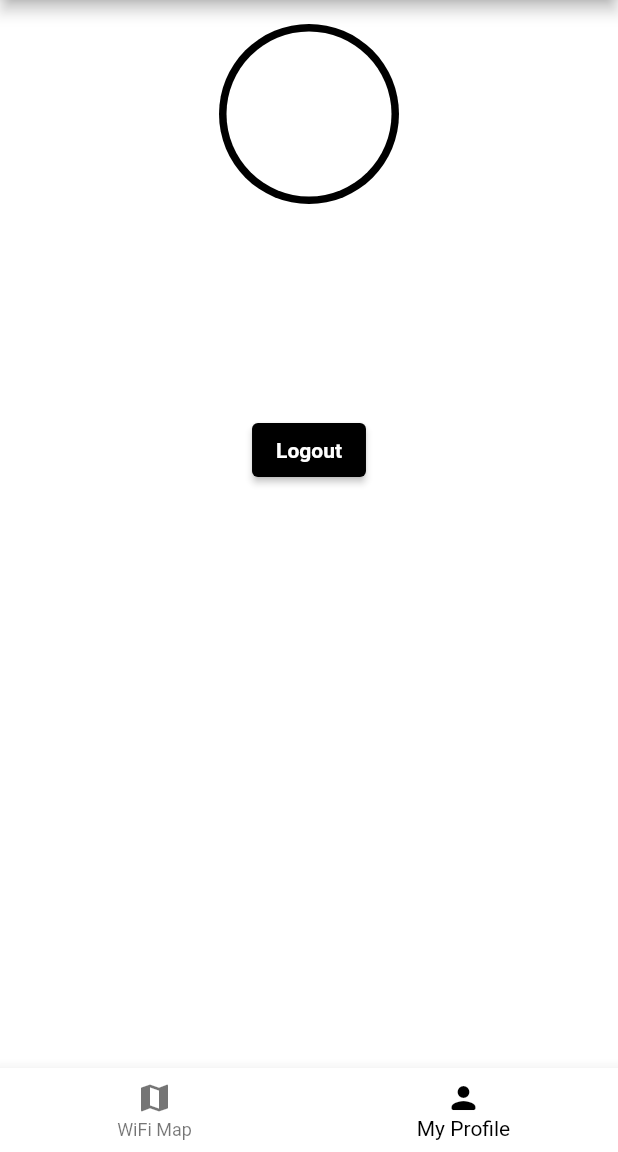
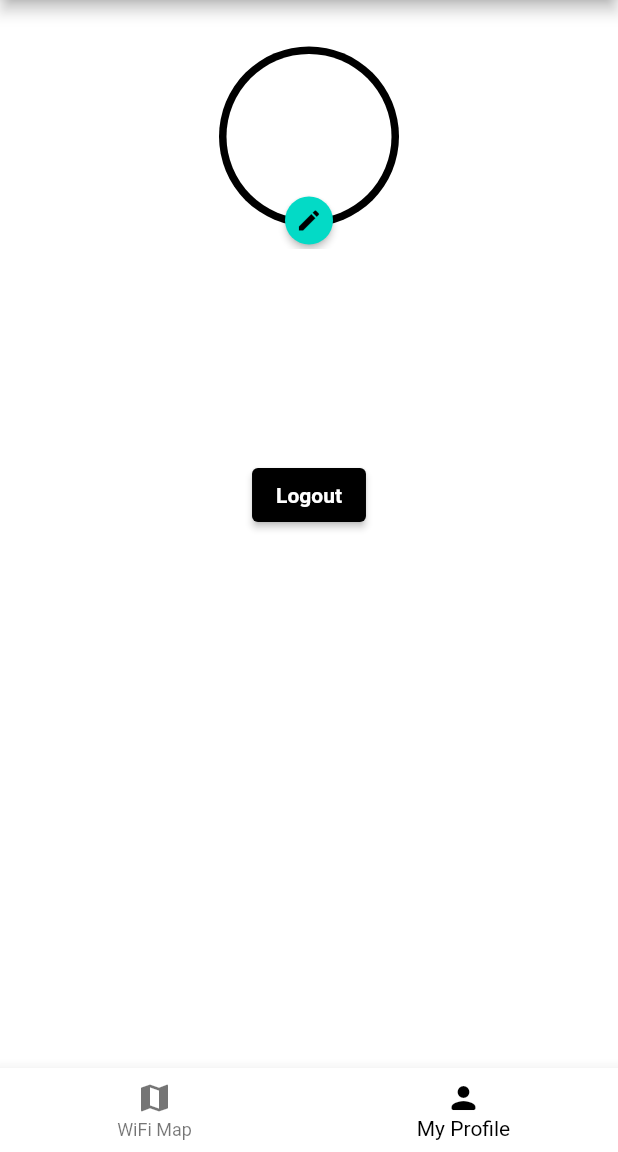
Before and after one commit to kishangohel/App, a Flutter app: the Home screen opened by its route, item 2 of the bottom bar chosen, on a phone screen of 412 x 824 dp, the part 84-1236 px from its top. Run offline on Flutter 3.47's test engine with Material 2 defaults, Android fonts, the phone set to English and light mode, and no system bars; our stand-ins replace animated_text_kit, auto_size_text, bloc, cached_network_image, cloud_firestore, equatable and 20 more; missing offline and left inert: fluster, flutter_picker, geoflutterfire, google_place, json_theme, phone_form_field and 1 more; accounts and stored records are empty; Roboto replaces fonts that are missing (Jura).

Commit message:
Create edit button for profile picture

```diff
--- a/lib/screens/profile_screen/profile_screen.dart
+++ b/lib/screens/profile_screen/profile_screen.dart
@@ -60,6 +60,12 @@ class _ProfileBodyState extends State<ProfileBody> {
     return Row(
       mainAxisAlignment: MainAxisAlignment.center,
       children: [
+        SizedBox(
+          height: 150,
+          width: 150,
+          child: Stack(
+            alignment: Alignment.center,
+            children: [
               CircleAvatar(
                 radius: 60,
                 backgroundColor: Theme.of(context).colorScheme.primary,
@@ -68,7 +74,28 @@ class _ProfileBodyState extends State<ProfileBody> {
                   backgroundImage: _backgroundImage,
                   backgroundColor: Theme.of(context).colorScheme.background,
                 ),
-        )
+              ),
+              Positioned(
+                bottom: -5,
+                child: RawMaterialButton(
+                  constraints: const BoxConstraints(
+                    minWidth: 32,
+                    minHeight: 32,
+                  ),
+                  fillColor: Theme.of(context).colorScheme.secondary,
+                  elevation: 2.0,
+                  shape: const CircleBorder(),
+                  child: Icon(
+                    Icons.edit,
+                    color: Theme.of(context).colorScheme.onSecondary,
+                    size: 18,
+                  ),
+                  onPressed: () {},
+                ),
+              ),
+            ],
+          ),
+        ),
       ],
     );
   }
```
Lines whose indentation alone changed are shown as unchanged.
